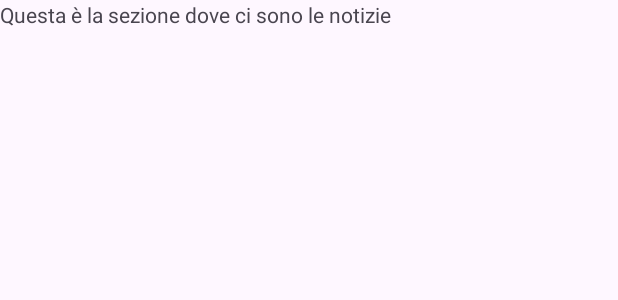
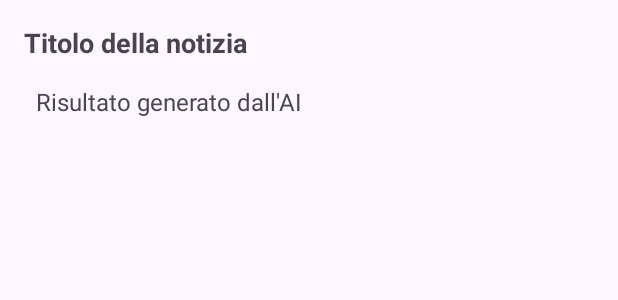
Before and after one commit to lucatimpano/oneminute_AI_Powered_News_Summarizer, an Android app: the layout fragment_article.xml on its own in the app's theme, with its tools: preview values and no code run, on a phone screen of 412 x 824 dp. Shown: the top 300 px of the screen. Run offline under Robolectric (Android 15) with nearby library versions, the phone set to English and light mode, and no system bars.

```diff
--- a/app/src/main/java/com/example/oneminute/db/Converters.kt
+++ b/app/src/main/java/com/example/oneminute/db/Converters.kt
@@ -11,7 +11,7 @@ class Converters {
     //converte source in string
     @TypeConverter
     fun fromSource(source: Source):String{
-        return source.name
+        return source.name ?: "Nome sconosciuto"
     }
 
     //converte la stringa in source
--- a/app/src/main/java/com/example/oneminute/models/Article.kt
+++ b/app/src/main/java/com/example/oneminute/models/Article.kt
@@ -14,7 +14,7 @@ data class Article(
     val content: String,
     val description: String,
     val publishedAt: String,
-    val source: Source,
+    val source: Source?,
     val title: String,
     val url: String,
     val urlToImage: String
--- a/app/src/main/java/com/example/oneminute/models/Source.kt
+++ b/app/src/main/java/com/example/oneminute/models/Source.kt
@@ -1,6 +1,6 @@
 package com.example.oneminute.models
 
 data class Source(
-    val id: String,
-    val name: String
+    val id: String?,
+    val name: String?
 )
--- a/app/src/main/res/layout/fragment_article.xml
+++ b/app/src/main/res/layout/fragment_article.xml
@@ -1,14 +1,34 @@
 <?xml version="1.0" encoding="utf-8"?>
-<FrameLayout xmlns:android="http://schemas.android.com/apk/res/android"
-    xmlns:tools="http://schemas.android.com/tools"
+<LinearLayout
+    xmlns:android="http://schemas.android.com/apk/res/android"
     android:layout_width="match_parent"
     android:layout_height="match_parent"
-    tools:context=".ui.fragments.ArticleFragment">
+    android:orientation="vertical"
+    android:padding="16dp">
 
+    <!-- Titolo o Dettagli della Notizia -->
     <TextView
-        android:id="@+id/testo_sezione_notizie"
+        android:id="@+id/articleTitleTextView"
         android:layout_width="match_parent"
-        android:layout_height="match_parent"
-        android:text="Questa è la sezione dove ci sono le notizie" />
+        android:layout_height="wrap_content"
+        android:text="Titolo della notizia"
+        android:textSize="18sp"
+        android:textStyle="bold"
+        android:paddingBottom="8dp" />
 
-</FrameLayout>
+    <!-- Output del Testo Generato -->
+    <ScrollView
+        android:layout_width="match_parent"
+        android:layout_height="0dp"
+        android:layout_weight="1">
+
+        <TextView
+            android:id="@+id/outputTextView"
+            android:layout_width="match_parent"
+            android:layout_height="wrap_content"
+            android:text="Risultato generato dall'AI"
+            android:textSize="16sp"
+            android:padding="8dp" />
+    </ScrollView>
+
+</LinearLayout>
```
Also changed, not shown: app/src/main/java/com/example/oneminute/ui/fragments/ArticleFragment.kt (+35 -11 lines), build.gradle.kts (line endings or trailing spaces).
